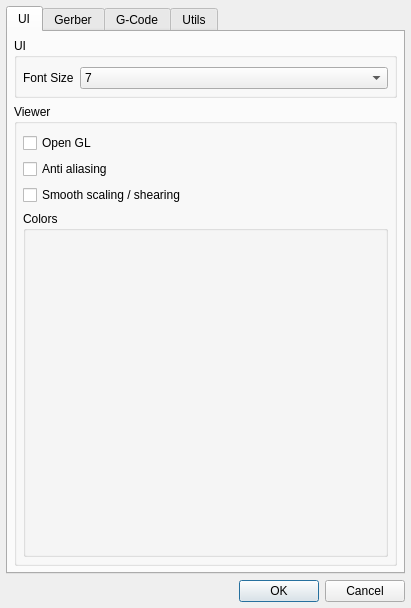
XRay3D/GERBER_X3, file GGEasy/settingsdialog.ui: the form before one commit.
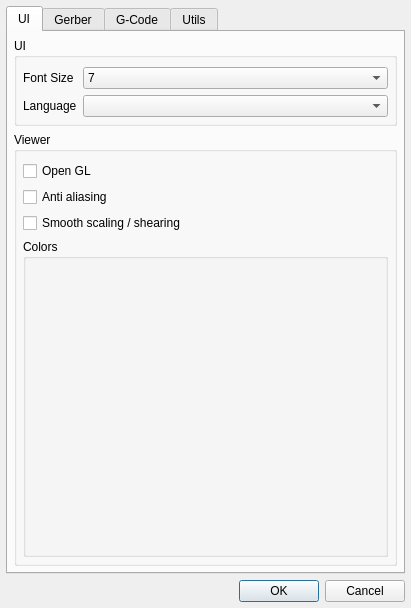
The form after the commit. The open tabs and pages were chosen to show the change. Custom widgets are drawn as their Qt base class.

The edit to the form file:
```diff
--- a/GGEasy/settingsdialog.ui
+++ b/GGEasy/settingsdialog.ui
@@ -123,6 +123,16 @@
             </item>
            </widget>
           </item>
+          <item row="1" column="0">
+           <widget class="QLabel" name="label_17">
+            <property name="text">
+             <string>Language</string>
+            </property>
+           </widget>
+          </item>
+          <item row="1" column="1">
+           <widget class="QComboBox" name="cbxLanguage"/>
+          </item>
          </layout>
         </widget>
        </item>
```
Left out of the diff: 4 changed lines with no effect on the pictures.
